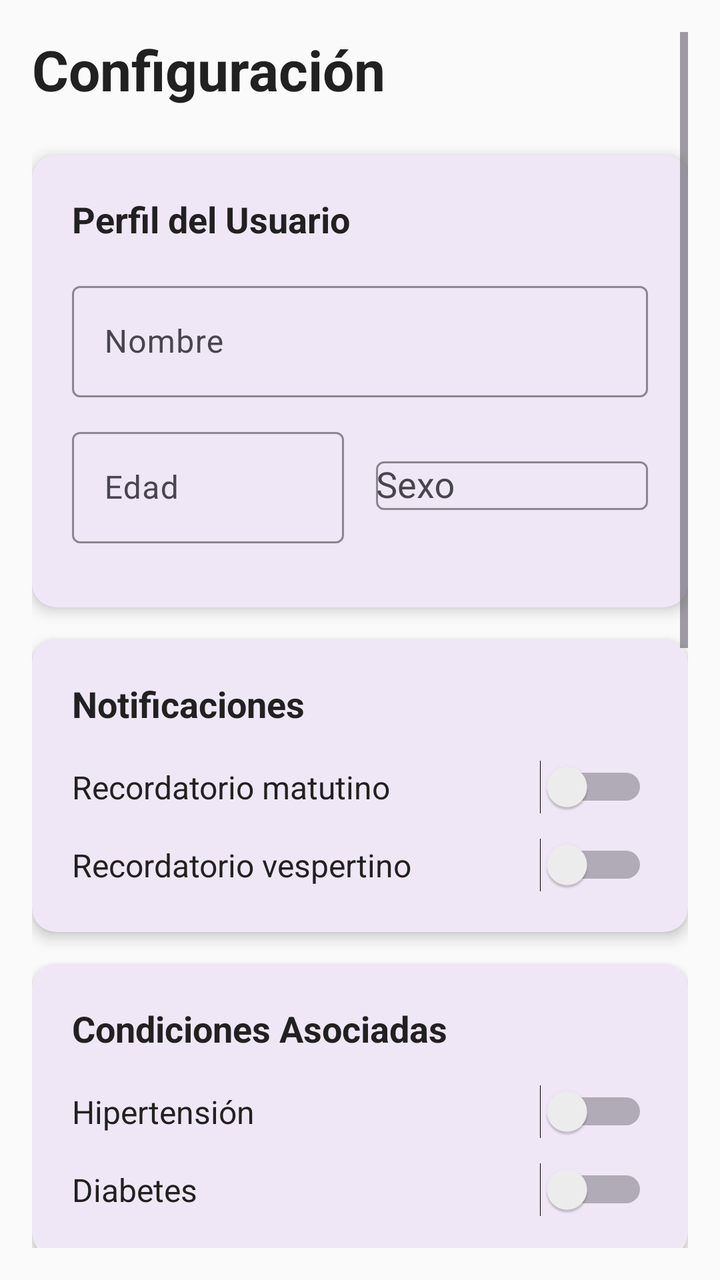
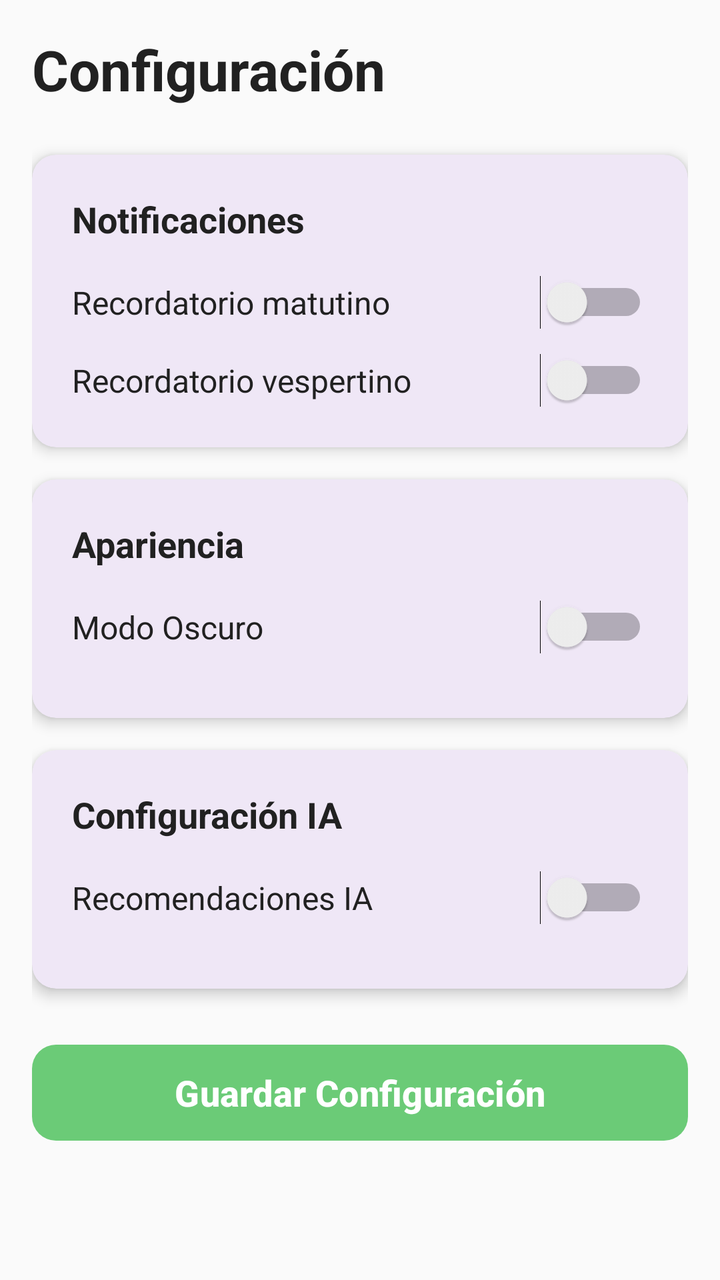

Screens rendered from an Android XML layout before and after an edit, with the pre-edit source and the edit as a unified diff.
<!-- AndroidManifest.xml: application theme Theme.Precional -->
<!-- res/layout/fragment_settings.xml -->
<?xml version="1.0" encoding="utf-8"?>
<ScrollView xmlns:android="http://schemas.android.com/apk/res/android"
    xmlns:app="http://schemas.android.com/apk/res-auto"
    android:layout_width="match_parent"
    android:layout_height="match_parent"
    android:background="@color/background_light"
    android:padding="16dp">

    <LinearLayout
        android:layout_width="match_parent"
        android:layout_height="wrap_content"
        android:orientation="vertical">

        
        <TextView
            android:layout_width="wrap_content"
            android:layout_height="wrap_content"
            android:text="@string/settings_title"
            android:textSize="28sp"
            android:textColor="@color/text_primary"
            android:textStyle="bold"
            android:layout_marginBottom="24dp" />

        
        <com.google.android.material.card.MaterialCardView
            android:layout_width="match_parent"
            android:layout_height="wrap_content"
            android:layout_marginBottom="16dp"
            app:cardCornerRadius="12dp"
            app:cardElevation="4dp"
            app:strokeWidth="0dp">

            <LinearLayout
                android:layout_width="match_parent"
                android:layout_height="wrap_content"
                android:orientation="vertical"
                android:padding="20dp">

                <TextView
                    android:layout_width="wrap_content"
                    android:layout_height="wrap_content"
                    android:text="@string/user_profile"
                    android:textSize="18sp"
                    android:textColor="@color/text_primary"
                    android:textStyle="bold"
                    android:layout_marginBottom="16dp" />

                
                <com.google.android.material.textfield.TextInputLayout
                    android:layout_width="match_parent"
                    android:layout_height="wrap_content"
                    android:layout_marginBottom="12dp"
                    app:boxStrokeColor="@color/primary_blue"
                    app:hintTextColor="@color/primary_blue">

                    <com.google.android.material.textfield.TextInputEditText
                        android:id="@+id/et_user_name"
                        android:layout_width="match_parent"
                        android:layout_height="wrap_content"
                        android:hint="@string/name_field"
                        android:inputType="textPersonName" />
                </com.google.android.material.textfield.TextInputLayout>

                
                <LinearLayout
                    android:layout_width="match_parent"
                    android:layout_height="wrap_content"
                    android:orientation="horizontal"
                    android:layout_marginBottom="12dp">

                    <com.google.android.material.textfield.TextInputLayout
                        android:layout_width="0dp"
                        android:layout_height="wrap_content"
                        android:layout_weight="1"
                        android:layout_marginEnd="8dp"
                        app:boxStrokeColor="@color/primary_blue"
                        app:hintTextColor="@color/primary_blue">

                        <com.google.android.material.textfield.TextInputEditText
                            android:id="@+id/et_user_age"
                            android:layout_width="match_parent"
                            android:layout_height="wrap_content"
                            android:hint="@string/age_field"
                            android:inputType="number" />
                    </com.google.android.material.textfield.TextInputLayout>

                    <com.google.android.material.textfield.TextInputLayout
                        android:layout_width="0dp"
                        android:layout_height="wrap_content"
                        android:layout_weight="1"
                        android:layout_marginStart="8dp"
                        app:boxStrokeColor="@color/primary_blue"
                        app:hintTextColor="@color/primary_blue">

                        <AutoCompleteTextView
                            android:id="@+id/spinner_user_gender"
                            android:layout_width="match_parent"
                            android:layout_height="wrap_content"
                            android:hint="@string/gender_field"
                            android:inputType="none" />
                    </com.google.android.material.textfield.TextInputLayout>
                </LinearLayout>


            </LinearLayout>
        </com.google.android.material.card.MaterialCardView>

        
        <com.google.android.material.card.MaterialCardView
            android:layout_width="match_parent"
            android:layout_height="wrap_content"
            android:layout_marginBottom="16dp"
            app:cardCornerRadius="12dp"
            app:cardElevation="4dp"
            app:strokeWidth="0dp">

            <LinearLayout
                android:layout_width="match_parent"
                android:layout_height="wrap_content"
                android:orientation="vertical"
                android:padding="20dp">

                <TextView
                    android:layout_width="wrap_content"
                    android:layout_height="wrap_content"
                    android:text="@string/notifications"
                    android:textSize="18sp"
                    android:textColor="@color/text_primary"
                    android:textStyle="bold"
                    android:layout_marginBottom="16dp" />

                
                <LinearLayout
                    android:layout_width="match_parent"
                    android:layout_height="wrap_content"
                    android:orientation="horizontal"
                    android:gravity="center_vertical"
                    android:layout_marginBottom="12dp">

                    <TextView
                        android:layout_width="0dp"
                        android:layout_height="wrap_content"
                        android:layout_weight="1"
                        android:text="@string/morning_reminder"
                        android:textSize="16sp"
                        android:textColor="@color/text_primary" />

                    <Switch
                        android:id="@+id/switch_morning_reminder"
                        android:layout_width="wrap_content"
                        android:layout_height="wrap_content" />
                </LinearLayout>

                
                <LinearLayout
                    android:layout_width="match_parent"
                    android:layout_height="wrap_content"
                    android:orientation="horizontal"
                    android:gravity="center_vertical">

                    <TextView
                        android:layout_width="0dp"
                        android:layout_height="wrap_content"
                        android:layout_weight="1"
                        android:text="@string/evening_reminder"
                        android:textSize="16sp"
                        android:textColor="@color/text_primary" />

                    <Switch
                        android:id="@+id/switch_evening_reminder"
                        android:layout_width="wrap_content"
                        android:layout_height="wrap_content" />
                </LinearLayout>
            </LinearLayout>
        </com.google.android.material.card.MaterialCardView>

        
        <com.google.android.material.card.MaterialCardView
            android:layout_width="match_parent"
            android:layout_height="wrap_content"
            android:layout_marginBottom="16dp"
            app:cardCornerRadius="12dp"
            app:cardElevation="4dp"
            app:strokeWidth="0dp">

            <LinearLayout
                android:layout_width="match_parent"
                android:layout_height="wrap_content"
                android:orientation="vertical"
                android:padding="20dp">

                <TextView
                    android:layout_width="wrap_content"
                    android:layout_height="wrap_content"
                    android:text="@string/associated_conditions"
                    android:textSize="18sp"
                    android:textColor="@color/text_primary"
                    android:textStyle="bold"
                    android:layout_marginBottom="16dp" />

                
                <LinearLayout
                    android:layout_width="match_parent"
                    android:layout_height="wrap_content"
                    android:orientation="horizontal"
                    android:gravity="center_vertical"
                    android:layout_marginBottom="12dp">

                    <TextView
                        android:layout_width="0dp"
                        android:layout_height="wrap_content"
                        android:layout_weight="1"
                        android:text="@string/hypertension"
                        android:textSize="16sp"
                        android:textColor="@color/text_primary" />

                    <Switch
                        android:id="@+id/switch_hypertension"
                        android:layout_width="wrap_content"
                        android:layout_height="wrap_content" />
                </LinearLayout>

                
                <LinearLayout
                    android:layout_width="match_parent"
                    android:layout_height="wrap_content"
                    android:orientation="horizontal"
                    android:gravity="center_vertical">

                    <TextView
                        android:layout_width="0dp"
                        android:layout_height="wrap_content"
                        android:layout_weight="1"
                        android:text="@string/diabetes"
                        android:textSize="16sp"
                        android:textColor="@color/text_primary" />

                    <Switch
                        android:id="@+id/switch_diabetes"
                        android:layout_width="wrap_content"
                        android:layout_height="wrap_content" />
                </LinearLayout>
            </LinearLayout>
        </com.google.android.material.card.MaterialCardView>

        
        <com.google.android.material.card.MaterialCardView
            android:layout_width="match_parent"
            android:layout_height="wrap_content"
            android:layout_marginBottom="16dp"
            app:cardCornerRadius="12dp"
            app:cardElevation="4dp"
            app:strokeWidth="0dp">

            <LinearLayout
                android:layout_width="match_parent"
                android:layout_height="wrap_content"
                android:orientation="vertical"
                android:padding="20dp">

                <TextView
                    android:layout_width="wrap_content"
                    android:layout_height="wrap_content"
                    android:text="@string/emergency_contact"
                    android:textSize="18sp"
                    android:textColor="@color/text_primary"
                    android:textStyle="bold"
                    android:layout_marginBottom="16dp" />

                <com.google.android.material.textfield.TextInputLayout
                    android:layout_width="match_parent"
                    android:layout_height="wrap_content"
                    android:layout_marginBottom="12dp"
                    app:boxStrokeColor="@color/primary_blue"
                    app:hintTextColor="@color/primary_blue">

                    <com.google.android.material.textfield.TextInputEditText
                        android:id="@+id/et_emergency_name"
                        android:layout_width="match_parent"
                        android:layout_height="wrap_content"
                        android:hint="Nombre del contacto"
                        android:inputType="textPersonName" />
                </com.google.android.material.textfield.TextInputLayout>

                <com.google.android.material.textfield.TextInputLayout
                    android:layout_width="match_parent"
                    android:layout_height="wrap_content"
                    android:layout_marginBottom="12dp"
                    app:boxStrokeColor="@color/primary_blue"
                    app:hintTextColor="@color/primary_blue">

                    <com.google.android.material.textfield.TextInputEditText
                        android:id="@+id/et_emergency_phone"
                        android:layout_width="match_parent"
                        android:layout_height="wrap_content"
                        android:hint="Teléfono"
                        android:inputType="phone" />
                </com.google.android.material.textfield.TextInputLayout>

                
                <com.google.android.material.textfield.TextInputLayout
                    android:layout_width="match_parent"
                    android:layout_height="wrap_content"
                    android:layout_marginBottom="12dp"
                    app:boxStrokeColor="@color/primary_blue"
                    app:hintTextColor="@color/primary_blue">

                    <com.google.android.material.textfield.TextInputEditText
                        android:id="@+id/et_emergency_email"
                        android:layout_width="match_parent"
                        android:layout_height="wrap_content"
                        android:hint="Correo electrónico del contacto"
                        android:inputType="textEmailAddress" />
                </com.google.android.material.textfield.TextInputLayout>

                
                <com.google.android.material.textfield.TextInputLayout
                    android:layout_width="match_parent"
                    android:layout_height="wrap_content"
                    app:boxStrokeColor="@color/primary_blue"
                    app:hintTextColor="@color/primary_blue">

                    <com.google.android.material.textfield.TextInputEditText
                        android:id="@+id/et_n8n_webhook_url"
                        android:layout_width="match_parent"
                        android:layout_height="wrap_content"
                        android:hint="URL del webhook de n8n"
                        android:inputType="textUri" />
                </com.google.android.material.textfield.TextInputLayout>

            </LinearLayout>
        </com.google.android.material.card.MaterialCardView>

        
        <com.google.android.material.card.MaterialCardView
            android:layout_width="match_parent"
            android:layout_height="wrap_content"
            android:layout_marginBottom="24dp"
            app:cardCornerRadius="12dp"
            app:cardElevation="4dp"
            app:strokeWidth="0dp">

            <LinearLayout
                android:layout_width="match_parent"
                android:layout_height="wrap_content"
                android:orientation="vertical"
                android:padding="20dp">

                <TextView
                    android:layout_width="wrap_content"
                    android:layout_height="wrap_content"
                    android:text="Configuraciones Generales"
                    android:textSize="18sp"
                    android:textColor="@color/text_primary"
                    android:textStyle="bold"
                    android:layout_marginBottom="16dp" />

                
                <LinearLayout
                    android:layout_width="match_parent"
                    android:layout_height="wrap_content"
                    android:orientation="horizontal"
                    android:gravity="center_vertical"
                    android:layout_marginBottom="12dp">

                    <TextView
                        android:layout_width="0dp"
                        android:layout_height="wrap_content"
                        android:layout_weight="1"
                        android:text="@string/dark_mode"
                        android:textSize="16sp"
                        android:textColor="@color/text_primary" />

                    <Switch
                        android:id="@+id/switch_dark_mode"
                        android:layout_width="wrap_content"
                        android:layout_height="wrap_content" />
                </LinearLayout>

                
                <LinearLayout
                    android:layout_width="match_parent"
                    android:layout_height="wrap_content"
                    android:orientation="horizontal"
                    android:gravity="center_vertical">

                    <TextView
                        android:layout_width="0dp"
                        android:layout_height="wrap_content"
                        android:layout_weight="1"
                        android:text="Recomendaciones IA"
                        android:textSize="16sp"
                        android:textColor="@color/text_primary" />

                    <Switch
                        android:id="@+id/switch_ai_enabled"
                        android:layout_width="wrap_content"
                        android:layout_height="wrap_content" />
                </LinearLayout>
            </LinearLayout>
        </com.google.android.material.card.MaterialCardView>

        
        <com.google.android.material.button.MaterialButton
            android:id="@+id/btn_save_settings"
            android:layout_width="match_parent"
            android:layout_height="56dp"
            android:text="Guardar Configuración"
            android:textSize="18sp"
            android:textStyle="bold"
            app:backgroundTint="@color/primary_green"
            app:cornerRadius="12dp"
            android:layout_marginBottom="16dp" />

    </LinearLayout>
</ScrollView>
<!-- resources referenced by this layout -->
<resources>
  <color name="background_light">#FAFAFA</color>
  <color name="primary_blue">#4A90E2</color>
  <color name="primary_green">#6BCB77</color>
  <color name="text_primary">#212121</color>
  <string name="age_field">Edad</string>
  <string name="associated_conditions">Condiciones Asociadas</string>
  <string name="dark_mode">Modo Oscuro</string>
  <string name="diabetes">Diabetes</string>
  <string name="emergency_contact">Contacto de Emergencia</string>
  <string name="evening_reminder">Recordatorio vespertino</string>
  <string name="gender_field">Sexo</string>
  <string name="hypertension">Hipertensión</string>
  <string name="morning_reminder">Recordatorio matutino</string>
  <string name="name_field">Nombre</string>
  <string name="notifications">Notificaciones</string>
  <string name="settings_title">Configuración</string>
  <string name="user_profile">Perfil del Usuario</string>
  <style name="Theme.Precional" parent="Base.Theme.Precional" />
  <style name="Base.Theme.Precional" parent="Theme.Material3.DayNight.NoActionBar">
          
          
      </style>
</resources>

<!-- the commit's change to res/layout/fragment_settings.xml (unified diff, before → after) -->
@@ -23,6 +23,7 @@
 
         
         <com.google.android.material.card.MaterialCardView
+            android:id="@+id/card_notifications"
             android:layout_width="match_parent"
             android:layout_height="wrap_content"
             android:layout_marginBottom="16dp"
@@ -39,74 +40,60 @@
                 <TextView
                     android:layout_width="wrap_content"
                     android:layout_height="wrap_content"
-                    android:text="@string/user_profile"
+                    android:text="@string/notifications"
                     android:textSize="18sp"
                     android:textColor="@color/text_primary"
                     android:textStyle="bold"
                     android:layout_marginBottom="16dp" />
 
                 
-                <com.google.android.material.textfield.TextInputLayout
-                    android:layout_width="match_parent"
-                    android:layout_height="wrap_content"
-                    android:layout_marginBottom="12dp"
-                    app:boxStrokeColor="@color/primary_blue"
-                    app:hintTextColor="@color/primary_blue">
-
-                    <com.google.android.material.textfield.TextInputEditText
-                        android:id="@+id/et_user_name"
-                        android:layout_width="match_parent"
-                        android:layout_height="wrap_content"
-                        android:hint="@string/name_field"
-                        android:inputType="textPersonName" />
-                </com.google.android.material.textfield.TextInputLayout>
-
-                
-                <LinearLayout
-                    android:layout_width="match_parent"
-                    android:layout_height="wrap_content"
-                    android:orientation="horizontal"
+                <LinearLayout
+                    android:layout_width="match_parent"
+                    android:layout_height="wrap_content"
+                    android:orientation="horizontal"
+                    android:gravity="center_vertical"
                     android:layout_marginBottom="12dp">
 
-                    <com.google.android.material.textfield.TextInputLayout
-                        android:layout_width="0dp"
-                        android:layout_height="wrap_content"
-                        android:layout_weight="1"
-                        android:layout_marginEnd="8dp"
-                        app:boxStrokeColor="@color/primary_blue"
-                        app:hintTextColor="@color/primary_blue">
-
-                        <com.google.android.material.textfield.TextInputEditText
-                            android:id="@+id/et_user_age"
-                            android:layout_width="match_parent"
-                            android:layout_height="wrap_content"
-                            android:hint="@string/age_field"
-                            android:inputType="number" />
-                    </com.google.android.material.textfield.TextInputLayout>
-
-                    <com.google.android.material.textfield.TextInputLayout
-                        android:layout_width="0dp"
-                        android:layout_height="wrap_content"
-                        android:layout_weight="1"
-                        android:layout_marginStart="8dp"
-                        app:boxStrokeColor="@color/primary_blue"
-                        app:hintTextColor="@color/primary_blue">
-
-                        <AutoCompleteTextView
-                            android:id="@+id/spinner_user_gender"
-                            android:layout_width="match_parent"
-                            android:layout_height="wrap_content"
-                            android:hint="@string/gender_field"
-                            android:inputType="none" />
-                    </com.google.android.material.textfield.TextInputLayout>
-                </LinearLayout>
-
-
+                    <TextView
+                        android:layout_width="0dp"
+                        android:layout_height="wrap_content"
+                        android:layout_weight="1"
+                        android:text="@string/morning_reminder"
+                        android:textSize="16sp"
+                        android:textColor="@color/text_primary" />
+
+                    <Switch
+                        android:id="@+id/switch_morning_reminder"
+                        android:layout_width="wrap_content"
+                        android:layout_height="wrap_content" />
+                </LinearLayout>
+
+                
+                <LinearLayout
+                    android:layout_width="match_parent"
+                    android:layout_height="wrap_content"
+                    android:orientation="horizontal"
+                    android:gravity="center_vertical">
+
+                    <TextView
+                        android:layout_width="0dp"
+                        android:layout_height="wrap_content"
+                        android:layout_weight="1"
+                        android:text="@string/evening_reminder"
+                        android:textSize="16sp"
+                        android:textColor="@color/text_primary" />
+
+                    <Switch
+                        android:id="@+id/switch_evening_reminder"
+                        android:layout_width="wrap_content"
+                        android:layout_height="wrap_content" />
+                </LinearLayout>
             </LinearLayout>
         </com.google.android.material.card.MaterialCardView>
 
         
         <com.google.android.material.card.MaterialCardView
+            android:id="@+id/card_appearance"
             android:layout_width="match_parent"
             android:layout_height="wrap_content"
             android:layout_marginBottom="16dp"
@@ -123,7 +110,7 @@
                 <TextView
                     android:layout_width="wrap_content"
                     android:layout_height="wrap_content"
-                    android:text="@string/notifications"
+                    android:text="@string/appearance_settings"
                     android:textSize="18sp"
                     android:textColor="@color/text_primary"
                     android:textStyle="bold"
@@ -141,44 +128,27 @@
                         android:layout_width="0dp"
                         android:layout_height="wrap_content"
                         android:layout_weight="1"
-                        android:text="@string/morning_reminder"
-                        android:textSize="16sp"
-                        android:textColor="@color/text_primary" />
-
-                    <Switch
-                        android:id="@+id/switch_morning_reminder"
-                        android:layout_width="wrap_content"
-                        android:layout_height="wrap_content" />
-                </LinearLayout>
-
-                
-                <LinearLayout
-                    android:layout_width="match_parent"
-                    android:layout_height="wrap_content"
-                    android:orientation="horizontal"
-                    android:gravity="center_vertical">
-
-                    <TextView
-                        android:layout_width="0dp"
-                        android:layout_height="wrap_content"
-                        android:layout_weight="1"
-                        android:text="@string/evening_reminder"
-                        android:textSize="16sp"
-                        android:textColor="@color/text_primary" />
-
-                    <Switch
-                        android:id="@+id/switch_evening_reminder"
-                        android:layout_width="wrap_content"
-                        android:layout_height="wrap_content" />
-                </LinearLayout>
+                        android:text="@string/dark_mode"
+                        android:textSize="16sp"
+                        android:textColor="@color/text_primary" />
+
+                    <Switch
+                        android:id="@+id/switch_dark_mode"
+                        android:layout_width="wrap_content"
+                        android:layout_height="wrap_content" />
+                </LinearLayout>
+
+                
+                
             </LinearLayout>
         </com.google.android.material.card.MaterialCardView>
 
         
         <com.google.android.material.card.MaterialCardView
-            android:layout_width="match_parent"
-            android:layout_height="wrap_content"
-            android:layout_marginBottom="16dp"
+            android:id="@+id/card_ai_settings"
+            android:layout_width="match_parent"
+            android:layout_height="wrap_content"
+            android:layout_marginBottom="24dp"
             app:cardCornerRadius="12dp"
             app:cardElevation="4dp"
             app:strokeWidth="0dp">
@@ -192,7 +162,7 @@
                 <TextView
                     android:layout_width="wrap_content"
                     android:layout_height="wrap_content"
-                    android:text="@string/associated_conditions"
+                    android:text="@string/ai_settings"
                     android:textSize="18sp"
                     android:textColor="@color/text_primary"
                     android:textStyle="bold"
@@ -210,202 +180,26 @@
                         android:layout_width="0dp"
                         android:layout_height="wrap_content"
                         android:layout_weight="1"
-                        android:text="@string/hypertension"
-                        android:textSize="16sp"
-                        android:textColor="@color/text_primary" />
-
-                    <Switch
-                        android:id="@+id/switch_hypertension"
-                        android:layout_width="wrap_content"
-                        android:layout_height="wrap_content" />
-                </LinearLayout>
-
-                
-                <LinearLayout
-                    android:layout_width="match_parent"
-                    android:layout_height="wrap_content"
-                    android:orientation="horizontal"
-                    android:gravity="center_vertical">
-
-                    <TextView
-                        android:layout_width="0dp"
-                        android:layout_height="wrap_content"
-                        android:layout_weight="1"
-                        android:text="@string/diabetes"
-                        android:textSize="16sp"
-                        android:textColor="@color/text_primary" />
-
-                    <Switch
-                        android:id="@+id/switch_diabetes"
-                        android:layout_width="wrap_content"
-                        android:layout_height="wrap_content" />
-                </LinearLayout>
+                        android:text="@string/ai_recommendations"
+                        android:textSize="16sp"
+                        android:textColor="@color/text_primary" />
+
+                    <Switch
+                        android:id="@+id/switch_ai_enabled"
+                        android:layout_width="wrap_content"
+                        android:layout_height="wrap_content" />
+                </LinearLayout>
+
+                
             </LinearLayout>
         </com.google.android.material.card.MaterialCardView>
 
         
-        <com.google.android.material.card.MaterialCardView
-            android:layout_width="match_parent"
-            android:layout_height="wrap_content"
-            android:layout_marginBottom="16dp"
-            app:cardCornerRadius="12dp"
-            app:cardElevation="4dp"
-            app:strokeWidth="0dp">
-
-            <LinearLayout
-                android:layout_width="match_parent"
-                android:layout_height="wrap_content"
-                android:orientation="vertical"
-                android:padding="20dp">
-
-                <TextView
-                    android:layout_width="wrap_content"
-                    android:layout_height="wrap_content"
-                    android:text="@string/emergency_contact"
-                    android:textSize="18sp"
-                    android:textColor="@color/text_primary"
-                    android:textStyle="bold"
-                    android:layout_marginBottom="16dp" />
-
-                <com.google.android.material.textfield.TextInputLayout
-                    android:layout_width="match_parent"
-                    android:layout_height="wrap_content"
-                    android:layout_marginBottom="12dp"
-                    app:boxStrokeColor="@color/primary_blue"
-                    app:hintTextColor="@color/primary_blue">
-
-                    <com.google.android.material.textfield.TextInputEditText
-                        android:id="@+id/et_emergency_name"
-                        android:layout_width="match_parent"
-                        android:layout_height="wrap_content"
-                        android:hint="Nombre del contacto"
-                        android:inputType="textPersonName" />
-                </com.google.android.material.textfield.TextInputLayout>
-
-                <com.google.android.material.textfield.TextInputLayout
-                    android:layout_width="match_parent"
-                    android:layout_height="wrap_content"
-                    android:layout_marginBottom="12dp"
-                    app:boxStrokeColor="@color/primary_blue"
-                    app:hintTextColor="@color/primary_blue">
-
-                    <com.google.android.material.textfield.TextInputEditText
-                        android:id="@+id/et_emergency_phone"
-                        android:layout_width="match_parent"
-                        android:layout_height="wrap_content"
-                        android:hint="Teléfono"
-                        android:inputType="phone" />
-                </com.google.android.material.textfield.TextInputLayout>
-
-                
-                <com.google.android.material.textfield.TextInputLayout
-                    android:layout_width="match_parent"
-                    android:layout_height="wrap_content"
-                    android:layout_marginBottom="12dp"
-                    app:boxStrokeColor="@color/primary_blue"
-                    app:hintTextColor="@color/primary_blue">
-
-                    <com.google.android.material.textfield.TextInputEditText
-                        android:id="@+id/et_emergency_email"
-                        android:layout_width="match_parent"
-                        android:layout_height="wrap_content"
-                        android:hint="Correo electrónico del contacto"
-                        android:inputType="textEmailAddress" />
-                </com.google.android.material.textfield.TextInputLayout>
-
-                
-                <com.google.android.material.textfield.TextInputLayout
-                    android:layout_width="match_parent"
-                    android:layout_height="wrap_content"
-                    app:boxStrokeColor="@color/primary_blue"
-                    app:hintTextColor="@color/primary_blue">
-
-                    <com.google.android.material.textfield.TextInputEditText
-                        android:id="@+id/et_n8n_webhook_url"
-                        android:layout_width="match_parent"
-                        android:layout_height="wrap_content"
-                        android:hint="URL del webhook de n8n"
-                        android:inputType="textUri" />
-                </com.google.android.material.textfield.TextInputLayout>
-
-            </LinearLayout>
-        </com.google.android.material.card.MaterialCardView>
-
-        
-        <com.google.android.material.card.MaterialCardView
-            android:layout_width="match_parent"
-            android:layout_height="wrap_content"
-            android:layout_marginBottom="24dp"
-            app:cardCornerRadius="12dp"
-            app:cardElevation="4dp"
-            app:strokeWidth="0dp">
-
-            <LinearLayout
-                android:layout_width="match_parent"
-                android:layout_height="wrap_content"
-                android:orientation="vertical"
-                android:padding="20dp">
-
-                <TextView
-                    android:layout_width="wrap_content"
-                    android:layout_height="wrap_content"
-                    android:text="Configuraciones Generales"
-                    android:textSize="18sp"
-                    android:textColor="@color/text_primary"
-                    android:textStyle="bold"
-                    android:layout_marginBottom="16dp" />
-
-                
-                <LinearLayout
-                    android:layout_width="match_parent"
-                    android:layout_height="wrap_content"
-                    android:orientation="horizontal"
-                    android:gravity="center_vertical"
-                    android:layout_marginBottom="12dp">
-
-                    <TextView
-                        android:layout_width="0dp"
-                        android:layout_height="wrap_content"
-                        android:layout_weight="1"
-                        android:text="@string/dark_mode"
-                        android:textSize="16sp"
-                        android:textColor="@color/text_primary" />
-
-                    <Switch
-                        android:id="@+id/switch_dark_mode"
-                        android:layout_width="wrap_content"
-                        android:layout_height="wrap_content" />
-                </LinearLayout>
-
-                
-                <LinearLayout
-                    android:layout_width="match_parent"
-                    android:layout_height="wrap_content"
-                    android:orientation="horizontal"
-                    android:gravity="center_vertical">
-
-                    <TextView
-                        android:layout_width="0dp"
-                        android:layout_height="wrap_content"
-                        android:layout_weight="1"
-                        android:text="Recomendaciones IA"
-                        android:textSize="16sp"
-                        android:textColor="@color/text_primary" />
-
-                    <Switch
-                        android:id="@+id/switch_ai_enabled"
-                        android:layout_width="wrap_content"
-                        android:layout_height="wrap_content" />
-                </LinearLayout>
-            </LinearLayout>
-        </com.google.android.material.card.MaterialCardView>
-
-        
         <com.google.android.material.button.MaterialButton
             android:id="@+id/btn_save_settings"
             android:layout_width="match_parent"
             android:layout_height="56dp"
-            android:text="Guardar Configuración"
+            android:text="@string/save_settings"
             android:textSize="18sp"
             android:textStyle="bold"
             app:backgroundTint="@color/primary_green"
<!-- resource entries referenced after the edit -->
@@ -1,22 +1,17 @@
 <!-- resources referenced by this layout -->
 <resources>
   <color name="background_light">#FAFAFA</color>
-  <color name="primary_blue">#4A90E2</color>
   <color name="primary_green">#6BCB77</color>
   <color name="text_primary">#212121</color>
-  <string name="age_field">Edad</string>
-  <string name="associated_conditions">Condiciones Asociadas</string>
+  <string name="ai_recommendations">Recomendaciones IA</string>
+  <string name="ai_settings">Configuración IA</string>
+  <string name="appearance_settings">Apariencia</string>
   <string name="dark_mode">Modo Oscuro</string>
-  <string name="diabetes">Diabetes</string>
-  <string name="emergency_contact">Contacto de Emergencia</string>
   <string name="evening_reminder">Recordatorio vespertino</string>
-  <string name="gender_field">Sexo</string>
-  <string name="hypertension">Hipertensión</string>
   <string name="morning_reminder">Recordatorio matutino</string>
-  <string name="name_field">Nombre</string>
   <string name="notifications">Notificaciones</string>
+  <string name="save_settings">Guardar Configuración</string>
   <string name="settings_title">Configuración</string>
-  <string name="user_profile">Perfil del Usuario</string>
   <style name="Theme.Precional" parent="Base.Theme.Precional" />
   <style name="Base.Theme.Precional" parent="Theme.Material3.DayNight.NoActionBar">
           
